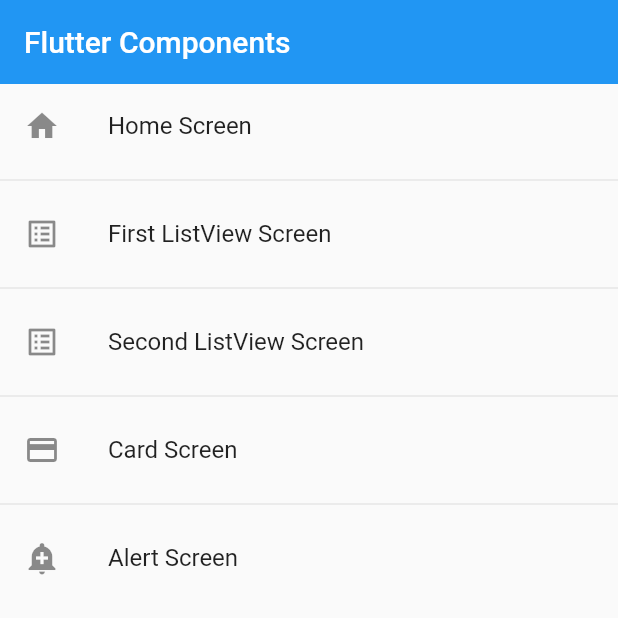
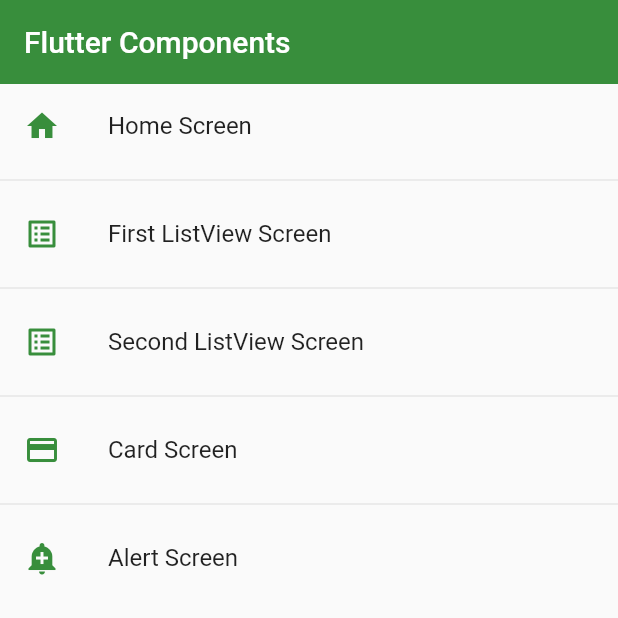
Before and after one commit to JosueMoreno/flutter_components, a Flutter app: the screen it shows after launch, on a phone screen of 412 x 824 dp, the top half of it. Run offline on Flutter 3.47's test engine with Material 2 defaults, Android fonts, the phone set to English and light mode, and no system bars.

Commit message:
Global theme implementation

```diff
--- a/lib/main.dart
+++ b/lib/main.dart
@@ -1,5 +1,6 @@
 import 'package:flutter/material.dart';
 import 'package:flutter_components/router/app_routes.dart';
+import 'package:flutter_components/themes/app_theme.dart';
 
 void main() => runApp(const MyApp());
 
@@ -10,6 +11,7 @@ class MyApp extends StatelessWidget {
   Widget build(BuildContext context) {
     return MaterialApp(
       debugShowCheckedModeBanner: false,
+      theme: AppTheme.lightTheme,
       title: 'Material App',
       initialRoute: AppRoutes.initialRoute,
       routes: AppRoutes.getAppRoutes(),
--- a/lib/screens/first_listview_screen.dart
+++ b/lib/screens/first_listview_screen.dart
@@ -15,8 +15,6 @@ class FirstListViewScreen extends StatelessWidget {
     return Scaffold(
       appBar: AppBar(
         title: const Text('ListView Type 1'),
-        elevation: 0,
-        backgroundColor: Colors.indigo,
       ),
       body: ListView.separated(
         itemCount: games.length,
--- a/lib/screens/home_screen.dart
+++ b/lib/screens/home_screen.dart
@@ -9,11 +9,13 @@ class HomeScreen extends StatelessWidget {
     return Scaffold(
       appBar: AppBar(
         title: const Text('Flutter Components'),
-        elevation: 0,
       ),
       body: ListView.separated(
         itemBuilder: (context, index) => ListTile(
-          leading: Icon(AppRoutes.menuOptions[index].icon),
+          leading: Icon(
+            AppRoutes.menuOptions[index].icon,
+            color: Theme.of(context).primaryColor,
+          ),
           title: Text(AppRoutes.menuOptions[index].name),
           onTap: () {
             Navigator.pushNamed(context, AppRoutes.menuOptions[index].route);
--- /dev/null
+++ b/lib/themes/app_theme.dart
@@ -0,0 +1,11 @@
+import 'package:flutter/material.dart';
+
+class AppTheme {
+  static Color primary = Colors.green.shade700;
+
+  static final ThemeData lightTheme = ThemeData.light().copyWith(
+    primaryColor: primary,
+    appBarTheme: AppBarTheme(color: primary, elevation: 0)
+  );
+
+}
```
